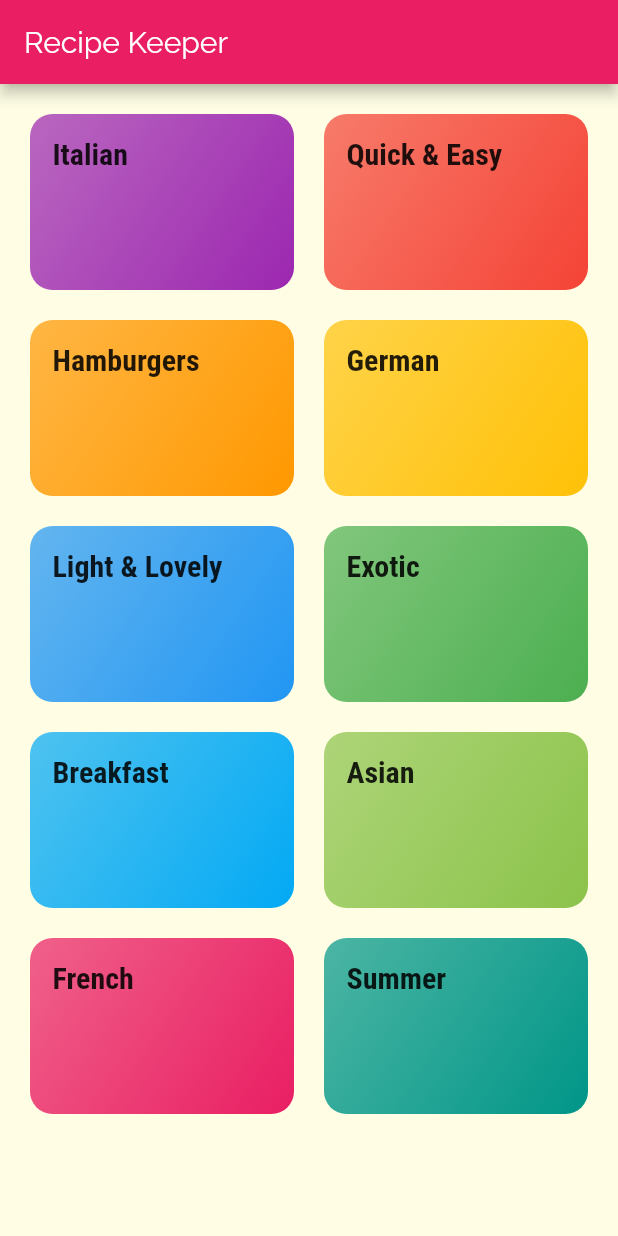
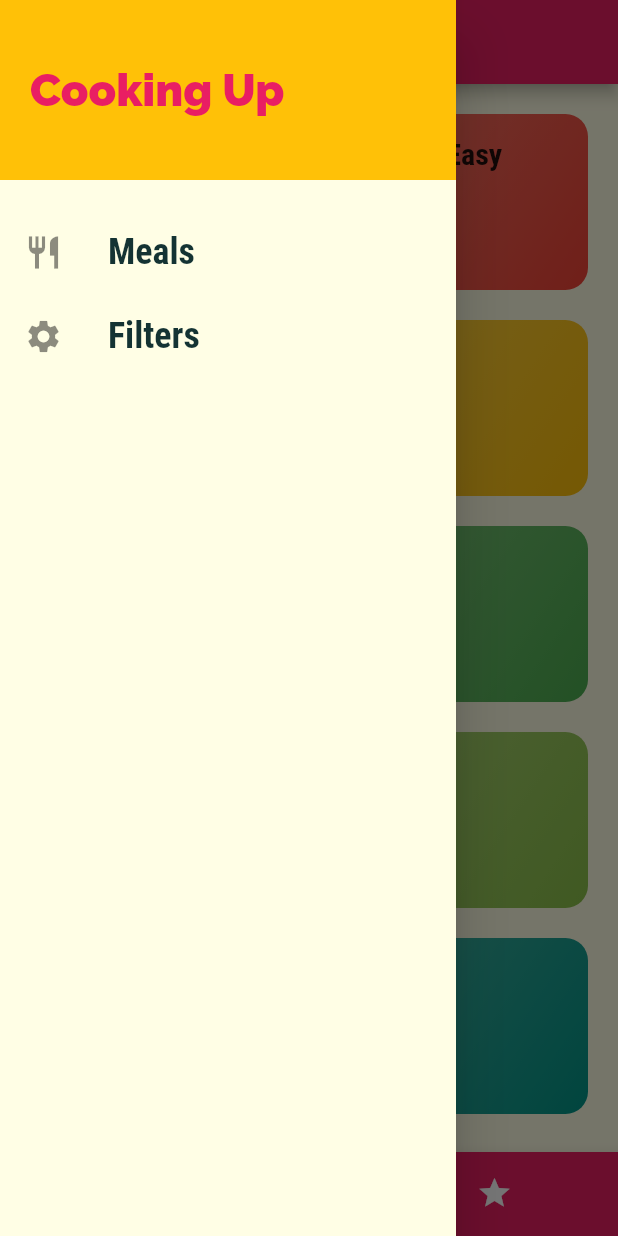
Before and after one commit to bowe99/Recipe-Keeper, a Flutter app: the screen it shows after launch, with the side drawer open (before the commit the screen has no drawer), on a phone screen of 412 x 824 dp. Run offline on Flutter 3.47's test engine with Material 2 defaults, Android fonts, the phone set to English and light mode, and no system bars.

Commit message:
Add favorites screen and filters screen
Add Delete function on meals

```diff
--- a/lib/main.dart
+++ b/lib/main.dart
@@ -3,6 +3,9 @@ import 'package:flutter/material.dart';
 import './screens/categories_screen.dart';
 import './screens/category_meals_screen.dart';
 import './screens/meal_detail_screen.dart';
+import './screens/tabs_screen.dart';
+import './screens/filters_screen.dart';
+
 
 void main() => runApp(RecipeKeeper());
 
@@ -31,9 +34,10 @@ class RecipeKeeper extends StatelessWidget {
               )),
       initialRoute: '/',
       routes: {
-        '/': (ctx) => CategoriesScreen(),
+        '/': (ctx) => TabScreen(),
         CategoryMealsScreen.routeName: (ctx) => CategoryMealsScreen(),
         MealDetailScreen.routeName: (ctx) => MealDetailScreen(),
+        FiltersScreen.routeName: (ctx) => FiltersScreen(),
       },
       // onGenerateRoute: (settings) {
       //   print(settings.arguments);
--- a/lib/screens/categories_screen.dart
+++ b/lib/screens/categories_screen.dart
@@ -6,13 +6,7 @@ import '../widgets/category_item.dart';
 class CategoriesScreen extends StatelessWidget {
   @override
   Widget build(BuildContext context) {
-    return Scaffold(
-      appBar: AppBar(
-        title: Text(
-          'Recipe Keeper',
-        ),
-      ),
-      body: GridView(
+    return GridView(
         padding: const EdgeInsets.all(20),
         children: DUMMY_CATEGORIES
             .map((catData) => CategoryItem(
@@ -27,7 +21,6 @@ class CategoriesScreen extends StatelessWidget {
           crossAxisSpacing: 20,
           mainAxisSpacing: 20,
         ),
-      ),
-    );
+      );
   }
 }
--- /dev/null
+++ b/lib/screens/filters_screen.dart
@@ -0,0 +1,19 @@
+import '../widgets/main_drawer.dart';
+import 'package:flutter/material.dart';
+
+class FiltersScreen extends StatelessWidget {
+  static const routeName = '/filters';
+
+  @override
+  Widget build(BuildContext context) {
+    return Scaffold(
+      appBar: AppBar(
+        title: Text('Your Filters'),
+      ),
+      drawer: MainDrawer(),
+      body: Center(
+        child: Text('Filters'),
+      ),
+    );
+  }
+}
--- /dev/null
+++ b/lib/screens/tabs_screen.dart
@@ -0,0 +1,70 @@
+import 'package:flutter/material.dart';
+
+import './favorites_screen.dart';
+import './categories_screen.dart';
+import '../widgets/main_drawer.dart';
+
+class TabScreen extends StatefulWidget {
+  @override
+  _TabScreenState createState() => _TabScreenState();
+}
+
+class _TabScreenState extends State<TabScreen> {
+  List<Map<String, Object>> _pages = [
+    {
+      'page': CategoriesScreen(),
+      'title': 'Categories',
+    },
+    {
+      'page': FavoritesScreen(),
+      'title': 'Favorites',
+    },
+  ];
+
+  int _selectedPageIndex = 0;
+
+  void _selectPage(int index) {
+    setState(() {
+      _selectedPageIndex = index;
+    });
+  }
+
+  @override
+  Widget build(BuildContext context) {
+    return Scaffold(
+      appBar: AppBar(
+        title: Text(_pages[_selectedPageIndex]['title']),
+      ),
+      drawer: MainDrawer(),
+      body: _pages[_selectedPageIndex]['page'],
+      bottomNavigationBar: BottomNavigationBar(
+        onTap: _selectPage,
+        backgroundColor: Theme.of(context).primaryColor,
+        unselectedItemColor: Colors.white,
+        selectedItemColor: Theme.of(context).accentColor,
+        currentIndex: _selectedPageIndex,
+        type: BottomNavigationBarType.shifting,
+        items: [
+          BottomNavigationBarItem(
+            backgroundColor: Theme.of(context).primaryColor,
+            icon: Icon(
+              Icons.category,
+            ),
+            title: Text(
+              'Categories',
+            ),
+          ),
+          BottomNavigationBarItem(
+            backgroundColor: Theme.of(context).primaryColor,
+            icon: Icon(
+              Icons.star,
+            ),
+            title: Text(
+              'Favorites',
+            ),
+          ),
+        ],
+      ),
+    );
+  }
+}
--- /dev/null
+++ b/lib/widgets/main_drawer.dart
@@ -0,0 +1,66 @@
+import 'package:flutter/material.dart';
+
+import '../screens/filters_screen.dart';
+
+class MainDrawer extends StatelessWidget {
+  Widget buildDrawerItem(IconData icon, String title, Function tapHandler) {
+    return ListTile(
+      leading: Icon(
+        icon,
+        size: 26,
+      ),
+      title: Text(
+        title,
+        style: TextStyle(
+          fontFamily: 'RobotoCondensed',
+          fontSize: 24,
+          fontWeight: FontWeight.bold,
+        ),
+      ),
+      onTap: tapHandler,
+    );
+  }
+
+  @override
+  Widget build(BuildContext context) {
+    return Drawer(
+      child: Column(
+        children: <Widget>[
+          Container(
+            height: 120,
+            width: double.infinity,
+            padding: EdgeInsets.all(20),
+            alignment: Alignment.centerLeft,
+            color: Theme.of(context).accentColor,
+            child: Text(
+              'Cooking Up',
+              style: TextStyle(
+                fontWeight: FontWeight.w900,
+                fontSize: 30,
+                color: Theme.of(context).primaryColor,
+              ),
+            ),
+          ),
+          SizedBox(
+            height: 20,
+          ),
+          buildDrawerItem(
+            Icons.restaurant,
+            'Meals',
+            () {
+              Navigator.of(context).pushReplacementNamed('/');
+            },
+          ),
+          buildDrawerItem(
+            Icons.settings,
+            'Filters',
+            () {
+              Navigator.of(context)
+                  .pushReplacementNamed(FiltersScreen.routeName);
+            },
+          ),
+        ],
+      ),
+    );
+  }
+}
```
Also changed, not shown: lib/screens/category_meals_screen.dart (+34 -13 lines), lib/screens/favorites_screen.dart (added, +10 -0 lines), lib/screens/meal_detail_screen.dart (+90 -9 lines), lib/widgets/meal_item.dart (+10 -2 lines).
